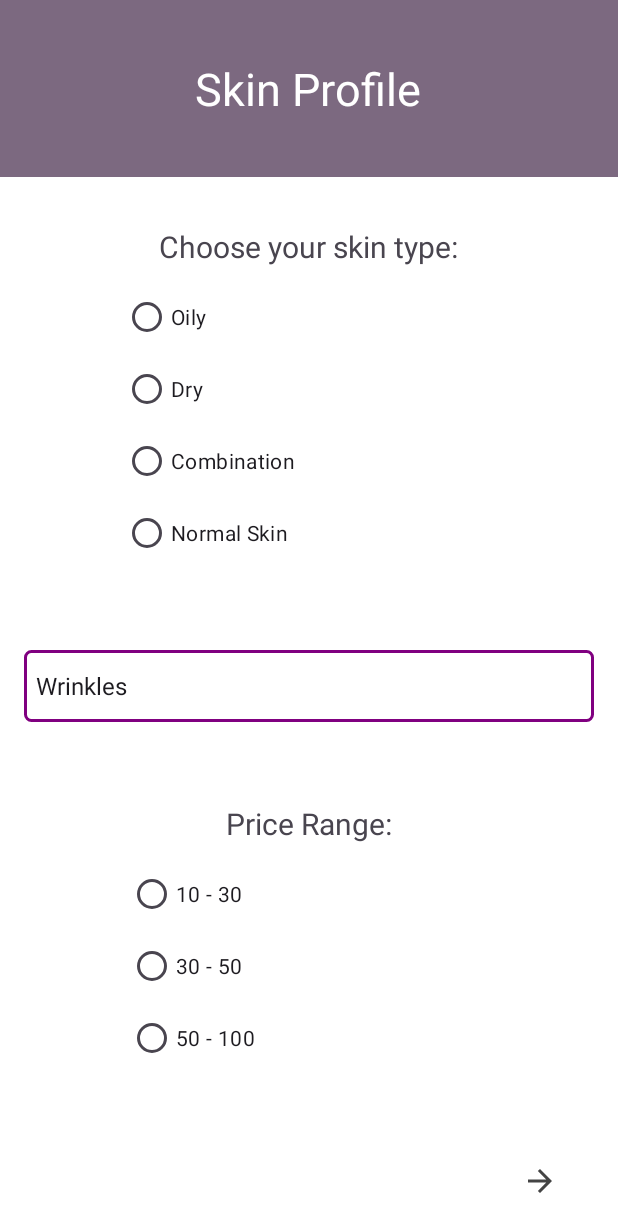
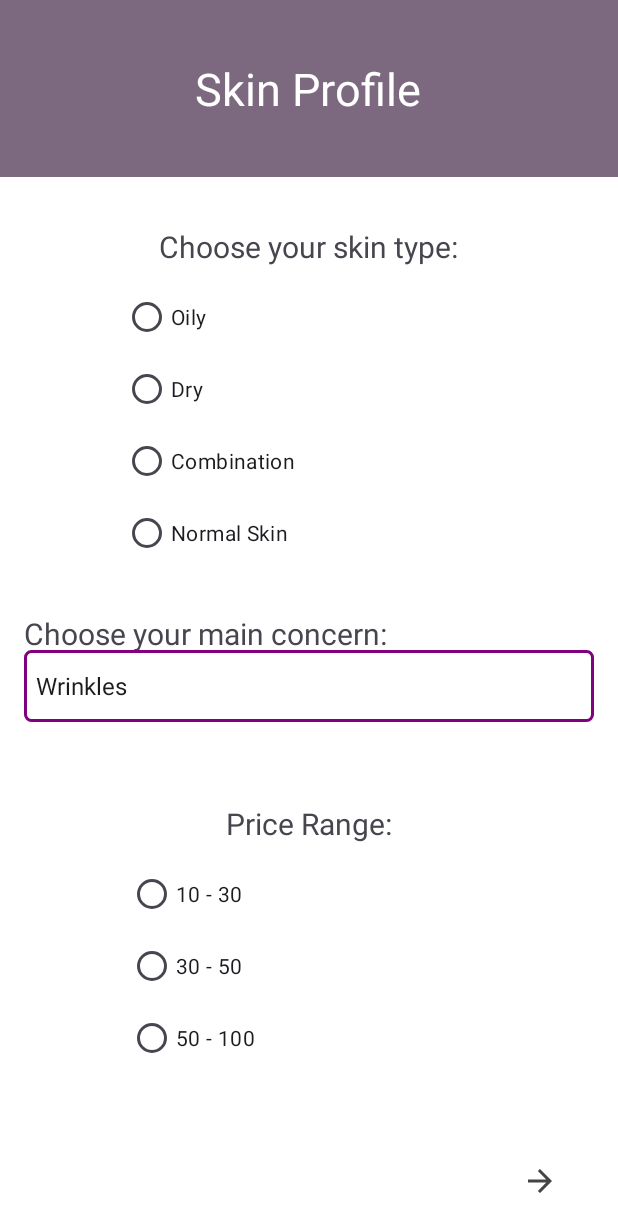
Before and after one commit to Ify0/FinalYearProject, an Android app: the SkinReader screen opened directly, with no data from a screen before it, on a phone screen of 412 x 824 dp. Shown: the top 1232 px of the screen. Run offline under Robolectric (Android 15) with nearby library versions, the phone set to English and light mode, and no system bars; our stand-ins replace Firebase (no records; nobody signed in at launch, a user with empty details on screens opened directly).

Commit message:
fixed some bugs

```diff
--- a/app/src/main/java/com/example/finalyear/TrackerActivity.java
+++ b/app/src/main/java/com/example/finalyear/TrackerActivity.java
@@ -58,7 +58,7 @@ public class TrackerActivity extends AppCompatActivity {
         skinConditionColors.put("pimples", Color.GREEN);
         skinConditionColors.put("fine_lines", Color.BLUE);
         skinConditionColors.put("wrinkles", Color.YELLOW);
-        skinConditionColors.put("enlarged_pores", Color.parseColor("#A52A2A"));
+        skinConditionColors.put("enlarged_pores", Color.parseColor("#964B00"));
         skinConditionColors.put("dark_circles", Color.parseColor("#FFA500"));
 
         retrieveAnalysisResult();
--- a/app/src/main/res/layout/skin_profile_activity.xml
+++ b/app/src/main/res/layout/skin_profile_activity.xml
@@ -57,6 +57,17 @@
 
         </RadioGroup>
 
+
+        <TextView
+            android:id="@+id/main_concern_label"
+            android:layout_width="match_parent"
+            android:layout_height="wrap_content"
+            android:layout_below="@id/radioGroup"
+            android:layout_marginStart="16dp"
+            android:layout_marginTop="13dp"
+            android:layout_marginEnd="16dp"
+            android:text="Choose your main concern:"
+            android:textSize="20sp" />
 
         <Spinner
             android:id="@+id/spinner"
```
